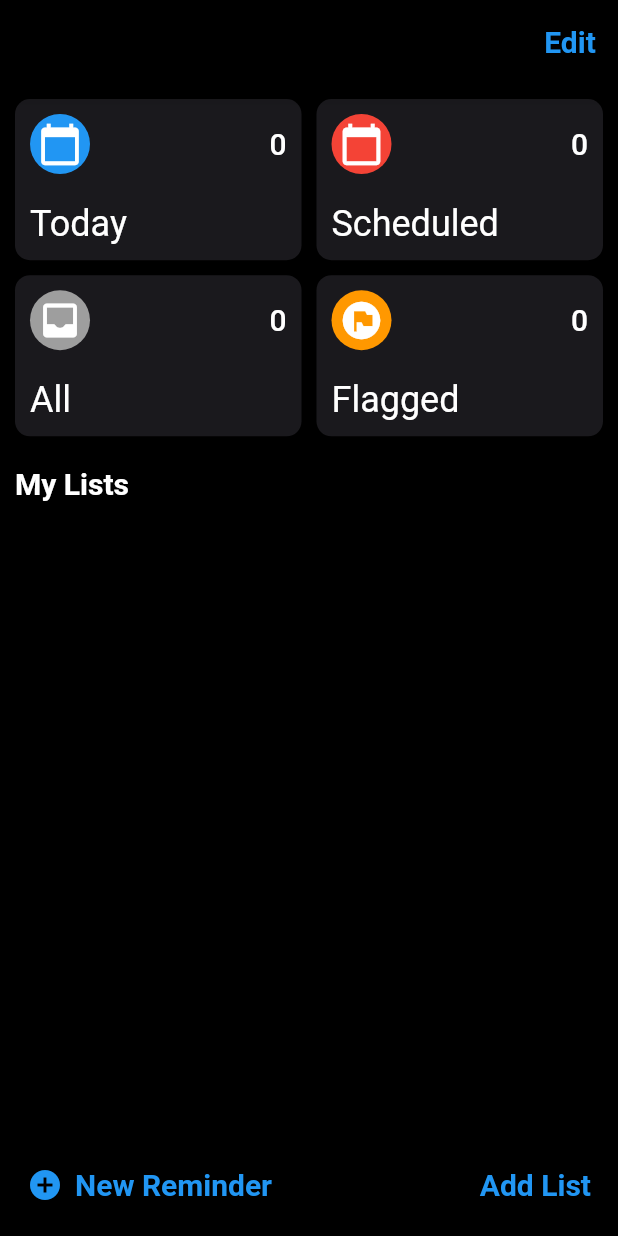
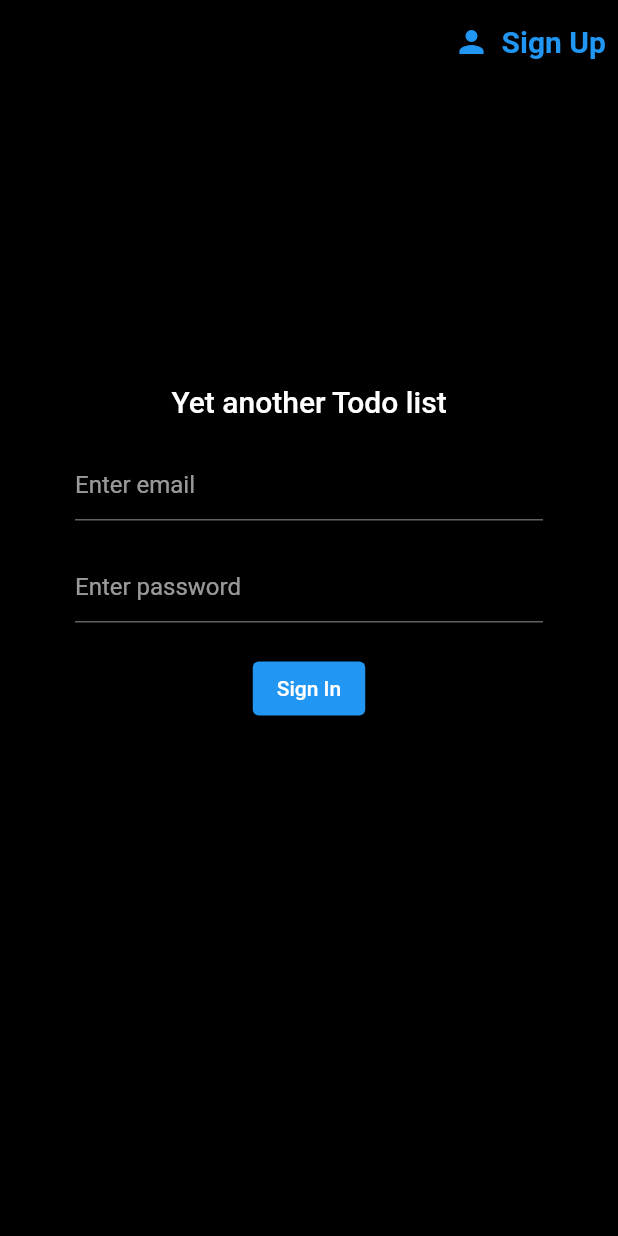
Before and after one commit to Daddy2054/ios_reminders, a Flutter app: the screen it shows after launch, on a phone screen of 412 x 824 dp. Run offline on Flutter 3.47's test engine with Material 2 defaults, Android fonts, the phone set to English and light mode, and no system bars; our stand-ins replace cloud_firestore, firebase_core; accounts and stored records are empty.

Commit message:
sign_in up form

```diff
--- a/lib/main.dart
+++ b/lib/main.dart
@@ -2,6 +2,7 @@ import 'package:flutter/foundation.dart';
 import 'package:flutter/material.dart';
 import 'package:ios_reminders/models/todo_list/todo_list_collection.dart';
 import 'package:ios_reminders/screens/add_reminder/add_reminder_screen.dart';
+import 'package:ios_reminders/screens/auth/authenticate_screen.dart';
 //import 'package:flutter/widgets.dart';
 import 'package:ios_reminders/screens/home/addList/add_list_screen.dart';
 import 'package:ios_reminders/screens/home/home_screen.dart';
@@ -13,53 +14,62 @@ import 'firebase_options.dart';
 //void main(List<String> args) async {
 void main() async {
   WidgetsFlutterBinding.ensureInitialized();
-  await Firebase.initializeApp(
-    options: DefaultFirebaseOptions.currentPlatform,
-  );
-
-  if (kDebugMode) {
-    try {
-      FirebaseFirestore.instance.useFirestoreEmulator('localhost', 8080);
-    } catch (e) {
-      // ignore: avoid_print
-      print(e);
-    }
-  }
 
   runApp(const App());
 }
 
-class App extends StatelessWidget {
+class App extends StatefulWidget {
   const App({super.key});
 
   @override
+  State<App> createState() => _AppState();
+}
+
+class _AppState extends State<App> {
+  final Future<FirebaseApp> _initialization = Firebase.initializeApp();
+
+  @override
   Widget build(BuildContext context) {
+return FutureBuilder(
+  future: _initialization,
+  builder:(context,snapshot) {
+    if (snapshot.hasError) {
+      return Center(
+        child: Text('There was an error'),
+      );
+    }
+
+
+  if (snapshot.connectionState == ConnectionState.done) {
     return ChangeNotifierProvider<TodoListCollection>(
       create: (BuildContext context) => TodoListCollection(),
       child: MaterialApp(
         initialRoute: '/',
         routes: {
-          '/': (context) => HomeScreen(),
+          '/': (context) => AuthenticateScreen(),
+          '/home': (context) => HomeScreen(),
           '/addList': (context) => AddListScreen(),
           '/addReminder': (context) => AddReminderScreen()
         },
         theme: ThemeData(
+            brightness: Brightness.dark,
             scaffoldBackgroundColor: Colors.black,
-            appBarTheme: const AppBarTheme(color: Colors.black),
-            brightness: Brightness.dark,
-            iconTheme: const IconThemeData(color: Colors.white),
+            appBarTheme: AppBarTheme(backgroundColor: Colors.black),
+            iconTheme: IconThemeData(color: Colors.white),
             textButtonTheme: TextButtonThemeData(
               style: TextButton.styleFrom(
                 disabledForegroundColor: Colors.blueAccent,
-                textStyle: const TextStyle(
-                  fontWeight: FontWeight.bold,
-                  fontSize: 20,
-                ),
+                textStyle:
+                    TextStyle(fontWeight: FontWeight.bold, fontSize: 20),
               ),
             ),
-            dividerColor: Colors.grey[300]),
+            dividerColor: Colors.grey[600]),
       ),
     );
-    //);
+  }
+return CircularProgressIndicator();
+  },
+);
+
   }
 }
--- /dev/null
+++ b/lib/screens/auth/authenticate_screen.dart
@@ -0,0 +1,27 @@
+import 'package:flutter/material.dart';
+import 'package:ios_reminders/screens/auth/sign_in_screen.dart';
+import 'package:ios_reminders/screens/auth/sign_up_screen.dart';
+
+class AuthenticateScreen extends StatefulWidget {
+  @override
+  _AuthenticateScreenState createState() => _AuthenticateScreenState();
+}
+
+class _AuthenticateScreenState extends State<AuthenticateScreen> {
+  bool _showSignInScreen = true;
+
+  void toggleView() {
+    setState(() {
+      _showSignInScreen = !_showSignInScreen;
+    });
+  }
+
+  @override
+  Widget build(BuildContext context) {
+    return Container(
+      child: _showSignInScreen
+          ? SignInScreen(toggleView: toggleView)
+          : SignUpScreen(toggleView: toggleView),
+    );
+  }
+}
--- /dev/null
+++ b/lib/screens/auth/sign_in_screen.dart
@@ -0,0 +1,81 @@
+import 'package:flutter/material.dart';
+
+class SignInScreen extends StatefulWidget {
+  final VoidCallback toggleView;
+
+  const SignInScreen({Key? key, required this.toggleView}) : super(key: key);
+
+  @override
+  _SignInScreenState createState() => _SignInScreenState();
+}
+
+class _SignInScreenState extends State<SignInScreen> {
+  final TextEditingController _emailController = TextEditingController();
+  final TextEditingController _passwordController = TextEditingController();
+  final _formKey = GlobalKey<FormState>();
+  @override
+  void dispose() {
+    // TODO: implement dispose
+    super.dispose();
+    _emailController.dispose();
+    _passwordController.dispose();
+  }
+
+  Widget build(BuildContext context) {
+    return Scaffold(
+        appBar: AppBar(
+          actions: [
+            TextButton.icon(
+              onPressed: () {
+                widget.toggleView();
+              },
+              icon: Icon(Icons.person),
+              label: Text('Sign Up'),
+            )
+          ],
+        ),
+        body: SingleChildScrollView(
+          child: Column(children: [
+            SizedBox(height: 200),
+            Text('Yet another Todo list',
+                style: Theme.of(context).textTheme.headline6),
+            Container(
+              padding: EdgeInsets.symmetric(horizontal: 50),
+              child: Form(
+                key: _formKey,
+                child: Column(
+                  children: [
+                    SizedBox(height: 20),
+                    TextFormField(
+                        controller: _emailController,
+                        decoration: InputDecoration(hintText: 'Enter email'),
+                        keyboardType: TextInputType.emailAddress,
+                        validator: (val) => val == null || !val.contains('@')
+                            ? 'Enter an email address'
+                            : null),
+                    SizedBox(height: 20),
+                    TextFormField(
+                        controller: _passwordController,
+                        decoration: InputDecoration(hintText: 'Enter password'),
+                        obscureText: true,
+                        validator: (val) => val!.length < 6
+                            ? 'Enter a password of '
+                                'at least 6 chars'
+                            : null),
+                    SizedBox(height: 20),
+                    ElevatedButton(
+                        onPressed: () {
+                          if (_formKey.currentState!.validate()) {
+                            // ignore: avoid_print
+                            print('submit form');
+                          }
+                        },
+                        child: Text('Sign In'))
+                  ],
+                ),
+              ),
+            )
+          ]),
+        ));
+  }
+}
```
Also changed, not shown: lib/screens/auth/sign_up_screen.dart (added, +79 -0 lines).
